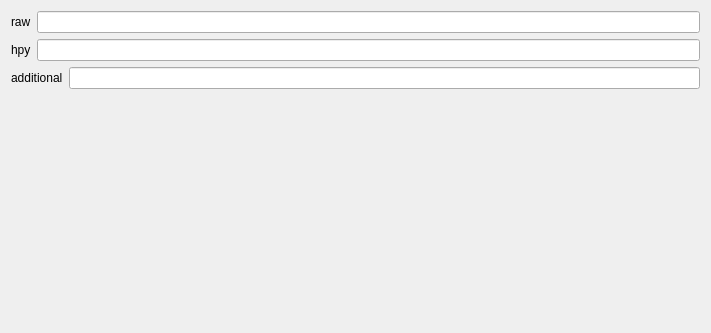
The window that modules/AutomaticSleepScoring/Yasa/Ui_YasaSettingsView.ui (SnoozToolbox/snooz-package-template) describes before a commit, drawn with Qt 5.
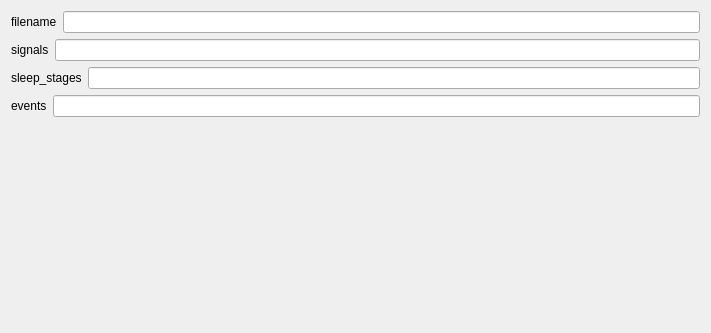
The same window after the commit.

Commit message: New Yasa module, Fix the signal alignment, PSGWriter Added, Figures wider

Diff of the .ui file:
```diff
--- a/modules/AutomaticSleepScoring/Yasa/Ui_YasaSettingsView.ui
+++ b/modules/AutomaticSleepScoring/Yasa/Ui_YasaSettingsView.ui
@@ -22,7 +22,7 @@
      <item>
       <widget class="QLabel" name="raw_label">
        <property name="text">
-        <string>raw</string>
+        <string>filename</string>
        </property>
       </widget>
      </item>
@@ -35,7 +35,7 @@
      <item>
       <widget class="QLabel" name="hpy_label">
        <property name="text">
-        <string>hpy</string>
+        <string>signals</string>
        </property>
       </widget>
      </item>
@@ -48,12 +48,25 @@
      <item>
       <widget class="QLabel" name="additional_label">
        <property name="text">
-        <string>additional</string>
+        <string>sleep_stages</string>
        </property>
       </widget>
      </item>
      <item>
-      <widget class="QLineEdit" name="additional_lineedit"/>
+      <widget class="QLineEdit" name="sleep_stages_lineedit"/>
+     </item>
+    </layout>
+   </item><item>
+    <layout class="QHBoxLayout" name="events_horizontalLayout">
+     <item>
+      <widget class="QLabel" name="events_label">
+       <property name="text">
+        <string>events</string>
+       </property>
+      </widget>
+     </item>
+     <item>
+      <widget class="QLineEdit" name="events_lineedit"/>
      </item>
     </layout>
    </item>
```
Left out of the diff: 16 changed lines with no effect on the pictures. The commit also changes 9 other files.
